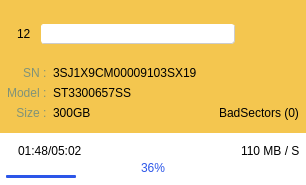
Old version of the form untitled/panelwidget.ui in the repository pastoria/hdses.
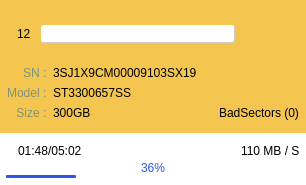
New version of the form. Icons and pictures are not drawn.

Commit message: develop combo box function

What changed in the file:
```diff
--- a/untitled/panelwidget.ui
+++ b/untitled/panelwidget.ui
@@ -151,7 +151,6 @@
              border-radius: 3px;
              border-width: 1px; border-style:outset;
              padding-left: 0px;
-             font-size: 14px;
              outline:0px;
              combobox-popup: 0;
              color: rgba(144, 144, 144, 1);
```
The commit also changes 3 other files.
